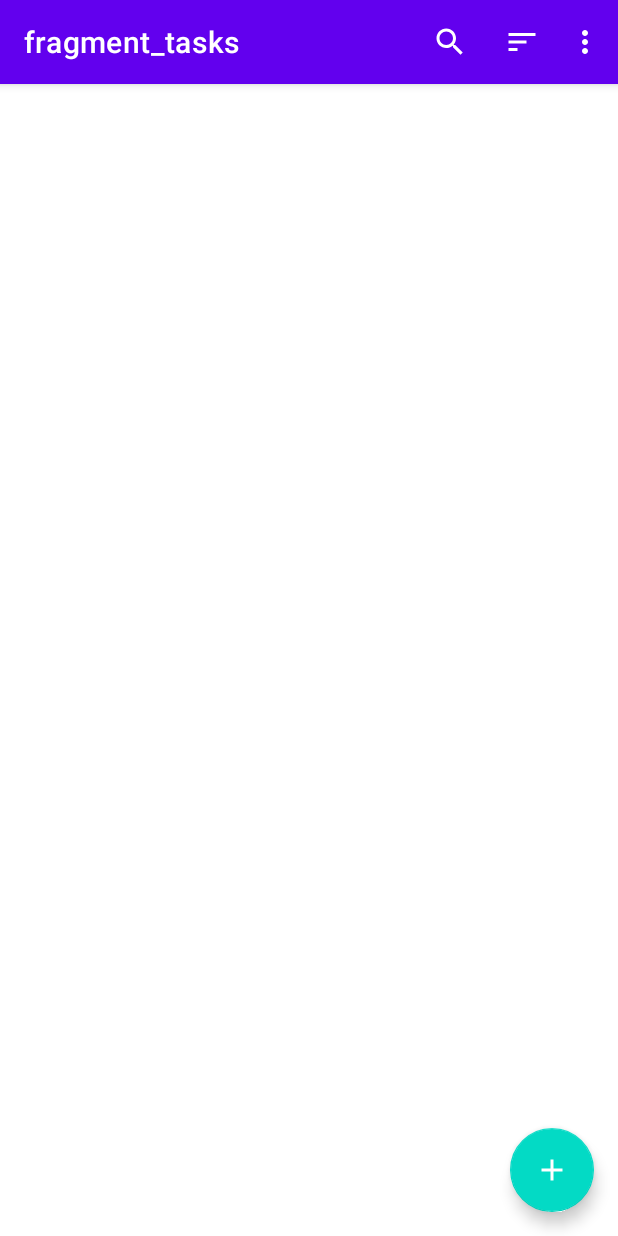
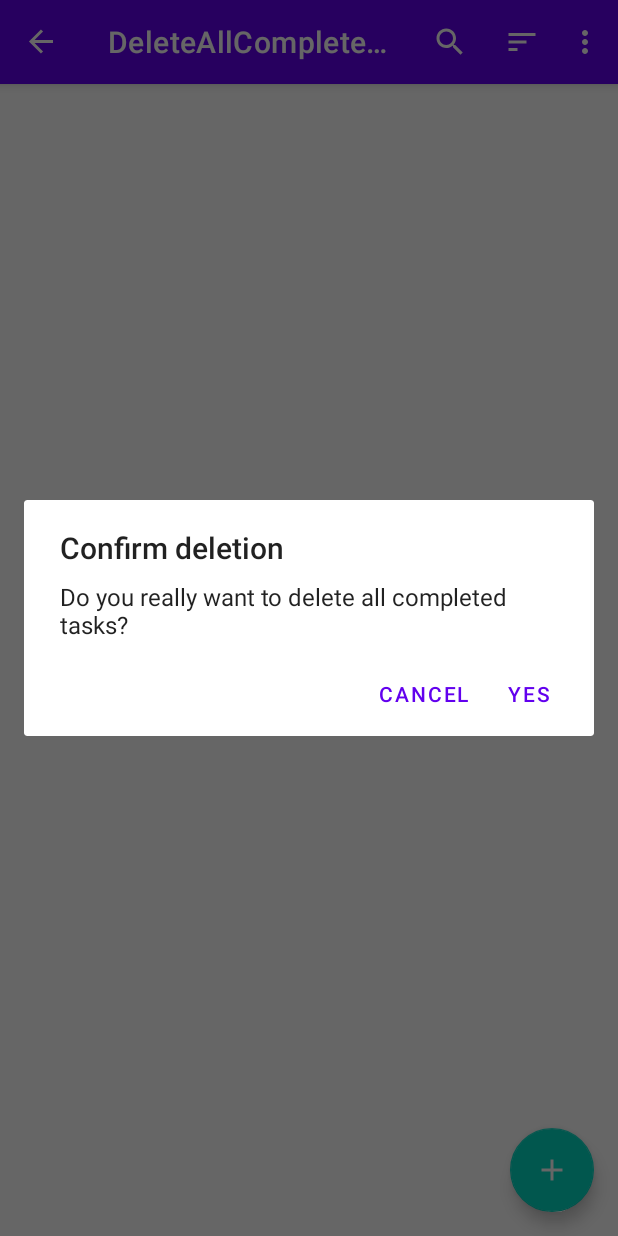
Before and after one commit to leonardosibela/task-app-room, an Android app: the screen it shows after launch (MainActivity), in the options menu, after a tap on "Delete all completed", on a phone screen of 412 x 824 dp. Run offline under Robolectric (Android 15) with nearby library versions, the phone set to English and light mode, and no system bars; our stand-ins replace Dagger/Hilt's generated code, Room's generated code, navigation-ui; libraries missing offline, so code that uses them is left out: androidx.datastore.preferences, androidx.hilt, androidx.hilt.lifecycle; 2 statements that could not run were skipped.

Commit message:
Delete-All-Completed Dialog

```diff
--- a/app/src/main/java/com/sibela/taskapp/data/TaskDao.kt
+++ b/app/src/main/java/com/sibela/taskapp/data/TaskDao.kt
@@ -28,4 +28,7 @@ interface TaskDao {
     @Query("SELECT * FROM task_table WHERE (completed != :hideCompleted OR completed = 0) AND name LIKE '%' || :searchQuery || '%' ORDER BY important DESC, created")
     fun getTasksSearchByDateCreated(searchQuery: String, hideCompleted: Boolean): Flow<List<Task>>
 
+    @Query("DELETE FROM task_table WHERE (completed = 1)")
+    suspend fun deleteCompletedTasks()
+
 }
--- /dev/null
+++ b/app/src/main/java/com/sibela/taskapp/ui/deleteallcompleted/DeleteAllCompleteDialogFragment.kt
@@ -0,0 +1,25 @@
+package com.sibela.taskapp.ui.deleteallcompleted
+
+import android.app.Dialog
+import android.os.Bundle
+import androidx.appcompat.app.AlertDialog
+import androidx.fragment.app.DialogFragment
+import androidx.fragment.app.viewModels
+import dagger.hilt.android.AndroidEntryPoint
+
+@AndroidEntryPoint
+class DeleteAllCompleteDialogFragment : DialogFragment() {
+
+    private val viewModel: DeleteAllCompletedViewModel by viewModels()
+
+    override fun onCreateDialog(savedInstanceState: Bundle?): Dialog =
+        AlertDialog.Builder(requireContext())
+            .setTitle("Confirm deletion")
+            .setMessage("Do you really want to delete all completed tasks?")
+            .setNegativeButton("Cancel", null)
+            .setPositiveButton("Yes") { _, _ ->
+                viewModel.onConfirmClicked()
+            }
+            .create()
+
+}
--- /dev/null
+++ b/app/src/main/java/com/sibela/taskapp/ui/deleteallcompleted/DeleteAllCompletedViewModel.kt
@@ -0,0 +1,18 @@
+package com.sibela.taskapp.ui.deleteallcompleted
+
+import androidx.hilt.lifecycle.ViewModelInject
+import androidx.lifecycle.ViewModel
+import com.sibela.taskapp.data.TaskDao
+import com.sibela.taskapp.di.ApplicationScope
+import kotlinx.coroutines.CoroutineScope
+import kotlinx.coroutines.launch
+
+class DeleteAllCompletedViewModel @ViewModelInject constructor(
+    private val taskDao: TaskDao,
+    @ApplicationScope private val applicationScope: CoroutineScope
+) : ViewModel() {
+
+    fun onConfirmClicked() = applicationScope.launch {
+        taskDao.deleteCompletedTasks()
+    }
+}
--- a/app/src/main/java/com/sibela/taskapp/ui/tasks/TasksFragment.kt
+++ b/app/src/main/java/com/sibela/taskapp/ui/tasks/TasksFragment.kt
@@ -102,6 +102,10 @@ class TasksFragment : Fragment(R.layout.fragment_tasks), TasksAdapter.OnTaskClic
                     is TasksViewModel.TasksEvent.ShowTaskSavedConfirmationMessage -> {
                         Snackbar.make(requireView(), event.message, Snackbar.LENGTH_SHORT).show()
                     }
+                    TasksViewModel.TasksEvent.NavigateToDeleteAllCompletedScreen -> {
+                        val action = TasksFragmentDirections.actionGlobalDeleteAllCompleteDialogFragment()
+                        findNavController().navigate(action)
+                    }
                 }.exhaustive
             }
         }
@@ -141,7 +145,7 @@ class TasksFragment : Fragment(R.layout.fragment_tasks), TasksAdapter.OnTaskClic
                 true
             }
             R.id.action_delete_all_completed_tasks -> {
-
+                viewModel.onDeleteAllCompletedClicked()
                 true
             }
             else -> super.onOptionsItemSelected(item)
--- a/app/src/main/java/com/sibela/taskapp/ui/tasks/TasksViewModel.kt
+++ b/app/src/main/java/com/sibela/taskapp/ui/tasks/TasksViewModel.kt
@@ -76,10 +76,15 @@ class TasksViewModel @ViewModelInject constructor(
         tasksEventChannel.send(TasksEvent.ShowTaskSavedConfirmationMessage(message))
     }
 
+    fun onDeleteAllCompletedClicked() = viewModelScope.launch {
+        tasksEventChannel.send(TasksEvent.NavigateToDeleteAllCompletedScreen)
+    }
+
     sealed class TasksEvent {
         object NavigateToAddTaskScreen : TasksEvent()
         data class NavigateToEditTaskScreen(val task: Task) : TasksEvent()
         data class ShowUndoDeleteTaskMessage(val task: Task) : TasksEvent()
         data class ShowTaskSavedConfirmationMessage(val message: String) : TasksEvent()
+        object NavigateToDeleteAllCompletedScreen : TasksEvent()
     }
 }
--- a/app/src/main/res/navigation/nav_graph.xml
+++ b/app/src/main/res/navigation/nav_graph.xml
@@ -28,4 +28,8 @@
             android:name="title"
             app:argType="string" />
     </fragment>
+    <dialog
+        android:id="@+id/deleteAllCompleteDialogFragment"
+        android:name="com.sibela.taskapp.ui.deleteallcompleted.DeleteAllCompleteDialogFragment"
+        android:label="DeleteAllCompleteDialogFragment" /><action android:id="@+id/action_global_deleteAllCompleteDialogFragment" app:destination="@id/deleteAllCompleteDialogFragment"/>
 </navigation>
```
